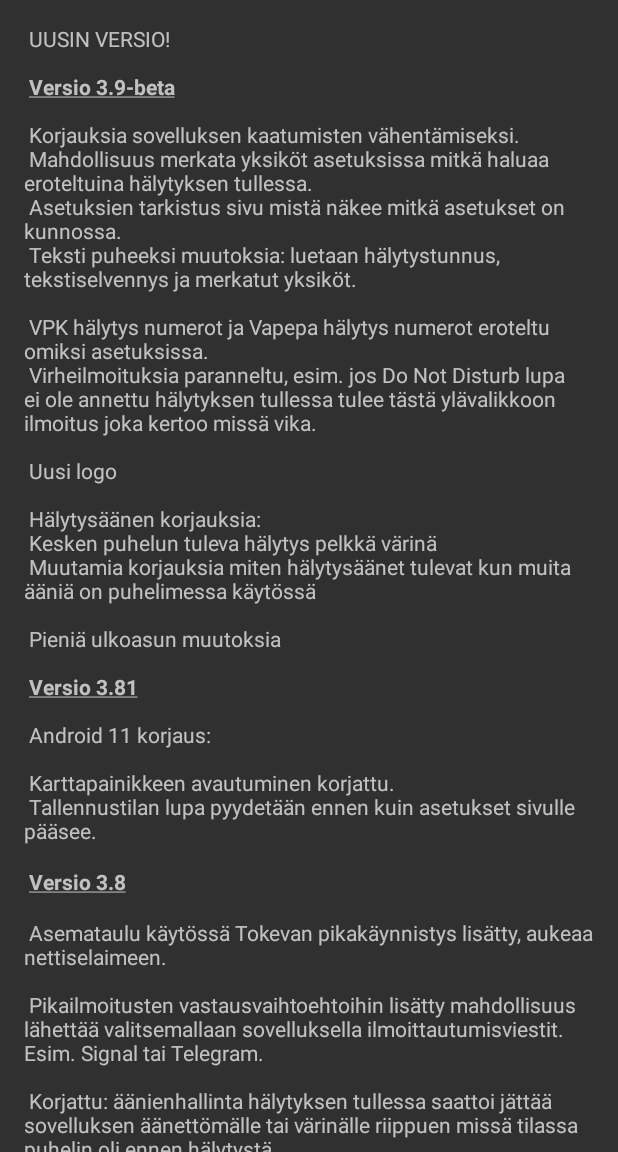
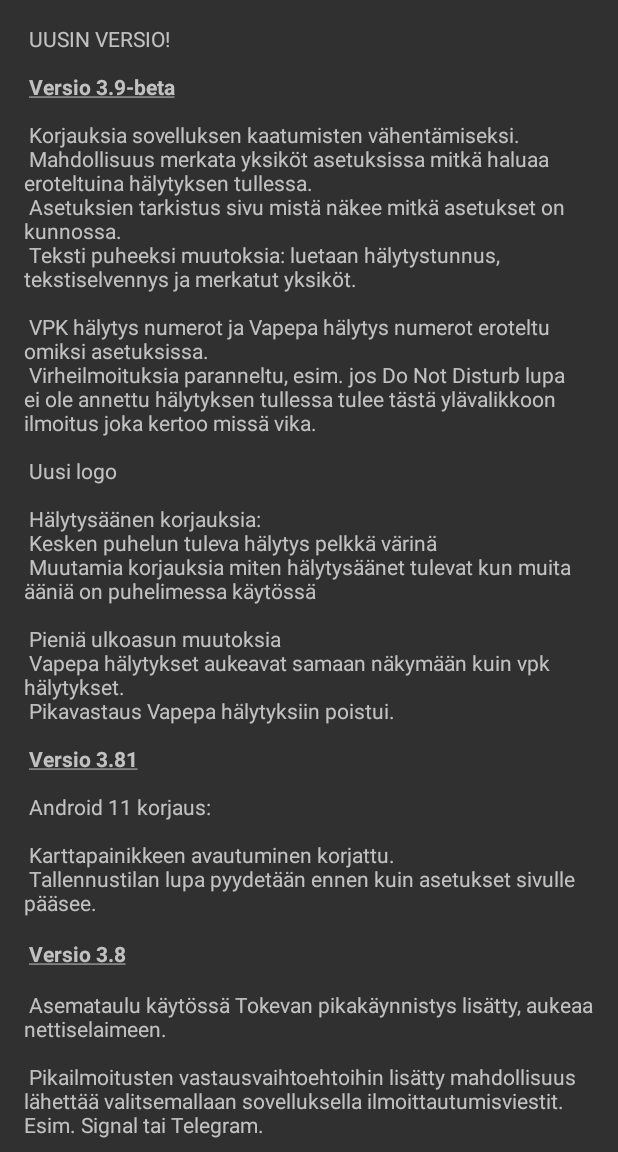
Before and after one commit to Kultalaaki/VPKApuri, an Android app: the screen it shows after launch (FrontpageActivity), in the side drawer, after a tap on "Muutosloki", on a phone screen of 412 x 824 dp, the part 84-1236 px from its top. Run offline under Robolectric (Android 15) with nearby library versions, the phone set to English and light mode, and no system bars.

```diff
--- a/app/src/main/res/values/strings.xml
+++ b/app/src/main/res/values/strings.xml
@@ -27,7 +27,9 @@
         Kesken puhelun tuleva hälytys pelkkä värinä\n
         Muutamia korjauksia miten hälytysäänet tulevat kun muita ääniä on puhelimessa käytössä\n\n
 
-        Pieniä ulkoasun muutoksia\n\n
+        Pieniä ulkoasun muutoksia\n
+        Vapepa hälytykset aukeavat samaan näkymään kuin vpk hälytykset.\n
+        Pikavastaus Vapepa hälytyksiin poistui.\n\n
 
     </string>
     <!--Näytetään vain muutosloki sivulla-->
@@ -50,7 +52,9 @@
         Kesken puhelun tuleva hälytys pelkkä värinä\n
         Muutamia korjauksia miten hälytysäänet tulevat kun muita ääniä on puhelimessa käytössä\n\n
 
-        Pieniä ulkoasun muutoksia\n\n
+        Pieniä ulkoasun muutoksia\n
+        Vapepa hälytykset aukeavat samaan näkymään kuin vpk hälytykset.\n
+        Pikavastaus Vapepa hälytyksiin poistui.\n\n
 
         <u><b>Versio 3.81\n\n</b></u>
 
```
